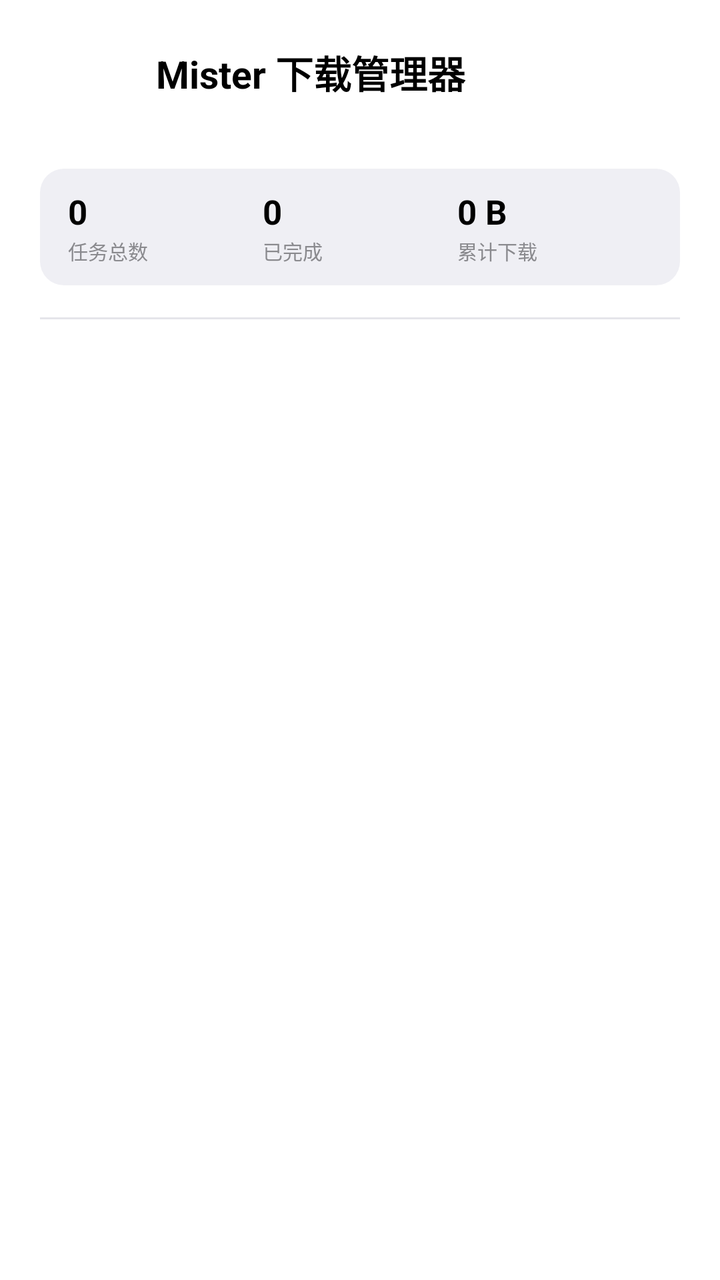
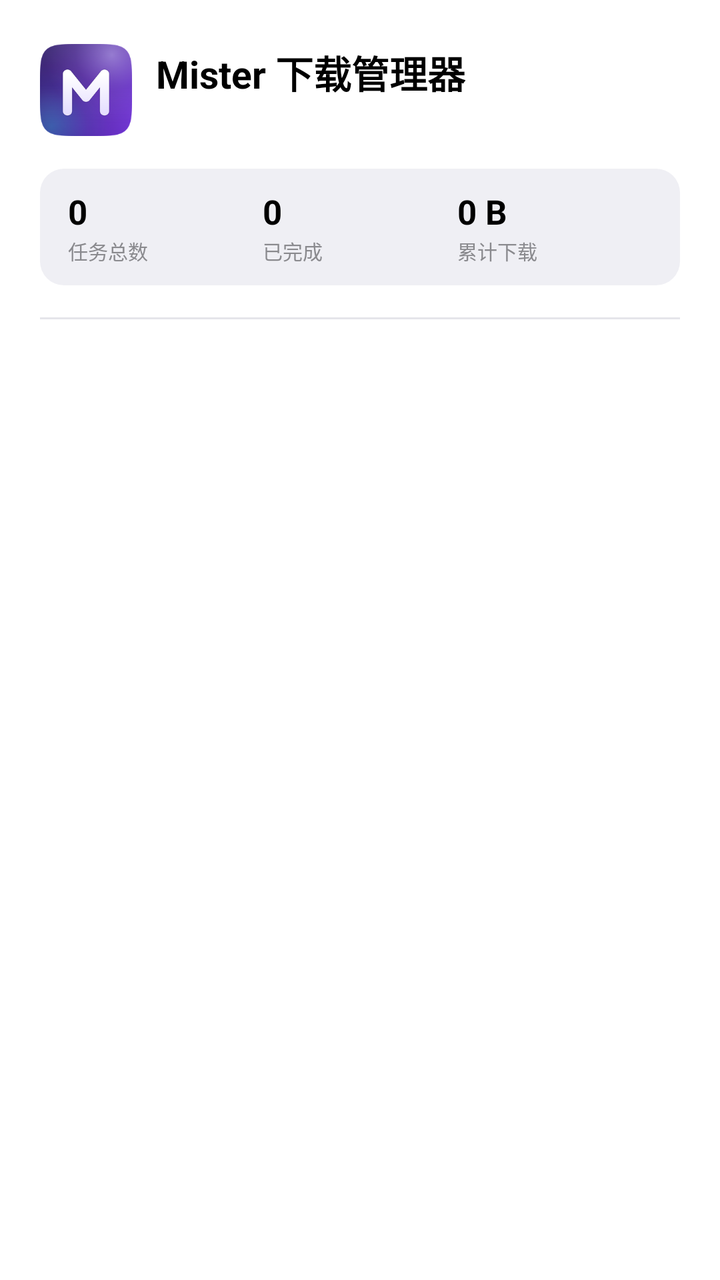

An Android layout rendered at two revisions. The XML below is the earlier revision; the diff shows what the commit changed to produce the second picture.
<!-- AndroidManifest.xml: application theme Theme.MDM -->
<!-- res/layout/nav_header.xml -->
<?xml version="1.0" encoding="utf-8"?>
<LinearLayout xmlns:android="http://schemas.android.com/apk/res/android"
    android:layout_width="match_parent"
    android:layout_height="wrap_content"
    android:background="@color/ios_card"
    android:orientation="vertical"
    android:paddingStart="20dp"
    android:paddingTop="22dp"
    android:paddingEnd="20dp"
    android:paddingBottom="14dp">

    <LinearLayout
        android:layout_width="wrap_content"
        android:layout_height="wrap_content"
        android:gravity="center_vertical"
        android:orientation="horizontal">

        
        <ImageView
            android:id="@+id/ivNavIcon"
            android:layout_width="46dp"
            android:layout_height="46dp"
            android:contentDescription="@string/app_name"
            android:src="@mipmap/ic_launcher" />

        <LinearLayout
            android:layout_width="wrap_content"
            android:layout_height="wrap_content"
            android:layout_marginStart="12dp"
            android:orientation="vertical">

            <TextView
                android:id="@+id/tvNavTitle"
                android:layout_width="wrap_content"
                android:layout_height="wrap_content"
                android:text="@string/app_name"
                android:textColor="@color/ios_label"
                android:textSize="19sp"
                android:textStyle="bold" />

            <TextView
                android:id="@+id/tvNavVersion"
                android:layout_width="wrap_content"
                android:layout_height="wrap_content"
                android:layout_marginTop="2dp"
                android:textColor="@color/ios_label_2"
                android:textSize="12sp" />
        </LinearLayout>
    </LinearLayout>

    <LinearLayout
        android:layout_width="match_parent"
        android:layout_height="wrap_content"
        android:layout_marginTop="16dp"
        android:background="@drawable/bg_ios_input"
        android:orientation="horizontal"
        android:paddingStart="14dp"
        android:paddingTop="10dp"
        android:paddingEnd="14dp"
        android:paddingBottom="10dp">

        <LinearLayout
            android:layout_width="0dp"
            android:layout_height="wrap_content"
            android:layout_weight="1"
            android:orientation="vertical">

            <TextView
                android:id="@+id/tvStatTasks"
                android:layout_width="wrap_content"
                android:layout_height="wrap_content"
                android:text="0"
                android:textColor="@color/ios_label"
                android:textSize="17sp"
                android:textStyle="bold" />

            <TextView
                android:layout_width="wrap_content"
                android:layout_height="wrap_content"
                android:layout_marginTop="1dp"
                android:text="@string/stat_tasks"
                android:textColor="@color/ios_label_2"
                android:textSize="10sp" />
        </LinearLayout>

        <LinearLayout
            android:layout_width="0dp"
            android:layout_height="wrap_content"
            android:layout_weight="1"
            android:orientation="vertical">

            <TextView
                android:id="@+id/tvStatDone"
                android:layout_width="wrap_content"
                android:layout_height="wrap_content"
                android:text="0"
                android:textColor="@color/ios_label"
                android:textSize="17sp"
                android:textStyle="bold" />

            <TextView
                android:layout_width="wrap_content"
                android:layout_height="wrap_content"
                android:layout_marginTop="1dp"
                android:text="@string/stat_done"
                android:textColor="@color/ios_label_2"
                android:textSize="10sp" />
        </LinearLayout>

        <LinearLayout
            android:layout_width="0dp"
            android:layout_height="wrap_content"
            android:layout_weight="1"
            android:orientation="vertical">

            <TextView
                android:id="@+id/tvStatSize"
                android:layout_width="wrap_content"
                android:layout_height="wrap_content"
                android:text="0 B"
                android:textColor="@color/ios_label"
                android:textSize="17sp"
                android:textStyle="bold" />

            <TextView
                android:layout_width="wrap_content"
                android:layout_height="wrap_content"
                android:layout_marginTop="1dp"
                android:text="@string/stat_total"
                android:textColor="@color/ios_label_2"
                android:textSize="10sp" />
        </LinearLayout>
    </LinearLayout>

    <View
        android:layout_width="match_parent"
        android:layout_height="1dp"
        android:layout_marginTop="16dp"
        android:background="@color/ios_separator" />
</LinearLayout>
<!-- resources referenced by this layout -->
<resources>
  <color name="ios_card">#FFFFFF</color>
  <color name="ios_label">#000000</color>
  <color name="ios_label_2">#8A8A8E</color>
  <color name="ios_separator">#E5E5EA</color>
  <!-- drawable bg_ios_input (drawable) -->
  <?xml version="1.0" encoding="utf-8"?>
  <shape xmlns:android="http://schemas.android.com/apk/res/android"
      android:shape="rectangle">
      <solid android:color="@color/ios_fill" />
      <corners android:radius="12dp" />
  </shape>
  <!-- mipmap ic_launcher (mipmap-anydpi-v26) -->
  <?xml version="1.0" encoding="utf-8"?>
  <adaptive-icon xmlns:android="http://schemas.android.com/apk/res/android">
      <background android:drawable="@drawable/ic_launcher_background" />
      <foreground android:drawable="@drawable/ic_launcher_foreground" />
  </adaptive-icon>
  <string name="app_name">Mister 下载管理器</string>
  <string name="stat_done">已完成</string>
  <string name="stat_tasks">任务总数</string>
  <string name="stat_total">累计下载</string>
  <color name="ios_fill">#EFEFF4</color>
  <!-- drawable ic_launcher_background (drawable) -->
  <?xml version="1.0" encoding="utf-8"?>
  <layer-list xmlns:android="http://schemas.android.com/apk/res/android">
      <item>
          <shape android:shape="rectangle">
              <gradient
                  android:angle="315"
                  android:centerColor="#4C1D95"
                  android:endColor="#7C3AED"
                  android:startColor="#2A1A63"
                  android:type="linear" />
          </shape>
      </item>
      <item>
          <shape android:shape="rectangle">
              <gradient
                  android:centerX="0.78"
                  android:centerY="0.12"
                  android:endColor="#00C4B5FD"
                  android:gradientRadius="96dp"
                  android:startColor="#8CC4B5FD"
                  android:type="radial" />
          </shape>
      </item>
      <item>
          <shape android:shape="rectangle">
              <gradient
                  android:centerX="0.12"
                  android:centerY="0.9"
                  android:endColor="#0022D3EE"
                  android:gradientRadius="86dp"
                  android:startColor="#6122D3EE"
                  android:type="radial" />
          </shape>
      </item>
  </layer-list>
  <!-- drawable ic_launcher_foreground (drawable) -->
  <?xml version="1.0" encoding="utf-8"?>
  <vector xmlns:android="http://schemas.android.com/apk/res/android"
      android:width="108dp"
      android:height="108dp"
      android:viewportWidth="1024"
      android:viewportHeight="1024">
  
      <group
          android:pivotX="512"
          android:pivotY="512"
          android:scaleX="0.66"
          android:scaleY="0.66">
  
          <path
              android:pathData="M306 744 L306 336 L512 592 L718 336 L718 744"
              android:strokeColor="#FFFFFF"
              android:strokeWidth="104"
              android:strokeLineCap="round"
              android:strokeLineJoin="round" />
      </group>
  </vector>
  <color name="ios_blue">#007AFF</color>
  <color name="white">#FFFFFF</color>
  <color name="mdm_primary_container">#E5F0FF</color>
  <color name="mdm_on_primary_container">#0062CC</color>
  <color name="mdm_secondary_container">#FFF0DE</color>
  <color name="mdm_on_secondary_container">#8A4B00</color>
  <color name="ios_label_3">#C7C7CC</color>
  <color name="ios_red">#FF3B30</color>
  <color name="ios_bg">#F2F2F7</color>
  <style name="Widget.MDM.BottomSheet" parent="Widget.Material3.BottomSheet.Modal">
          <item name="backgroundTint">@color/ios_card</item>
          <item name="shapeAppearance">@style/ShapeAppearance.MDM.Sheet</item>
      </style>
  <style name="ShapeAppearance.MDM.Sheet" parent="">
          <item name="cornerFamily">rounded</item>
          <item name="cornerSizeTopLeft">28dp</item>
          <item name="cornerSizeTopRight">28dp</item>
          <item name="cornerSizeBottomLeft">0dp</item>
          <item name="cornerSizeBottomRight">0dp</item>
      </style>
  <!-- unchanged entries left out for length: 2 -->
</resources>

<!-- the commit's change to res/layout/nav_header.xml (unified diff, before → after) -->
@@ -21,7 +21,7 @@
             android:layout_width="46dp"
             android:layout_height="46dp"
             android:contentDescription="@string/app_name"
-            android:src="@mipmap/ic_launcher" />
+            android:src="@drawable/app_icon" />
 
         <LinearLayout
             android:layout_width="wrap_content"
<!-- resource entries referenced after the edit -->
@@ -4,6 +4,7 @@
   <color name="ios_label">#000000</color>
   <color name="ios_label_2">#8A8A8E</color>
   <color name="ios_separator">#E5E5EA</color>
+  <!-- drawable app_icon: png bitmap (drawable-nodpi, 30049 bytes) -->
   <!-- drawable bg_ios_input (drawable) -->
   <?xml version="1.0" encoding="utf-8"?>
   <shape xmlns:android="http://schemas.android.com/apk/res/android"
@@ -11,75 +12,11 @@
       <solid android:color="@color/ios_fill" />
       <corners android:radius="12dp" />
   </shape>
-  <!-- mipmap ic_launcher (mipmap-anydpi-v26) -->
-  <?xml version="1.0" encoding="utf-8"?>
-  <adaptive-icon xmlns:android="http://schemas.android.com/apk/res/android">
-      <background android:drawable="@drawable/ic_launcher_background" />
-      <foreground android:drawable="@drawable/ic_launcher_foreground" />
-  </adaptive-icon>
   <string name="app_name">Mister 下载管理器</string>
   <string name="stat_done">已完成</string>
   <string name="stat_tasks">任务总数</string>
   <string name="stat_total">累计下载</string>
   <color name="ios_fill">#EFEFF4</color>
-  <!-- drawable ic_launcher_background (drawable) -->
-  <?xml version="1.0" encoding="utf-8"?>
-  <layer-list xmlns:android="http://schemas.android.com/apk/res/android">
-      <item>
-          <shape android:shape="rectangle">
-              <gradient
-                  android:angle="315"
-                  android:centerColor="#4C1D95"
-                  android:endColor="#7C3AED"
-                  android:startColor="#2A1A63"
-                  android:type="linear" />
-          </shape>
-      </item>
-      <item>
-          <shape android:shape="rectangle">
-              <gradient
-                  android:centerX="0.78"
-                  android:centerY="0.12"
-                  android:endColor="#00C4B5FD"
-                  android:gradientRadius="96dp"
-                  android:startColor="#8CC4B5FD"
-                  android:type="radial" />
-          </shape>
-      </item>
-      <item>
-          <shape android:shape="rectangle">
-              <gradient
-                  android:centerX="0.12"
-                  android:centerY="0.9"
-                  android:endColor="#0022D3EE"
-                  android:gradientRadius="86dp"
-                  android:startColor="#6122D3EE"
-                  android:type="radial" />
-          </shape>
-      </item>
-  </layer-list>
-  <!-- drawable ic_launcher_foreground (drawable) -->
-  <?xml version="1.0" encoding="utf-8"?>
-  <vector xmlns:android="http://schemas.android.com/apk/res/android"
-      android:width="108dp"
-      android:height="108dp"
-      android:viewportWidth="1024"
-      android:viewportHeight="1024">
-  
-      <group
-          android:pivotX="512"
-          android:pivotY="512"
-          android:scaleX="0.66"
-          android:scaleY="0.66">
-  
-          <path
-              android:pathData="M306 744 L306 336 L512 592 L718 336 L718 744"
-              android:strokeColor="#FFFFFF"
-              android:strokeWidth="104"
-              android:strokeLineCap="round"
-              android:strokeLineJoin="round" />
-      </group>
-  </vector>
   <color name="ios_blue">#007AFF</color>
   <color name="white">#FFFFFF</color>
   <color name="mdm_primary_container">#E5F0FF</color>
